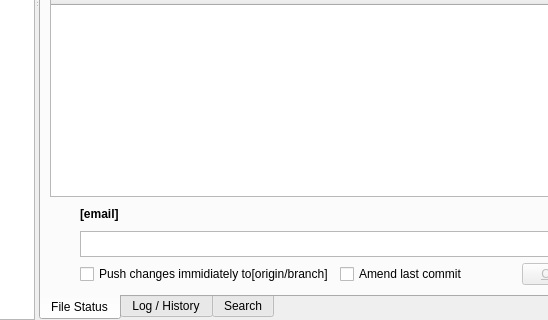
This is src/qgitrepository.ui in bokic/gitmaster as Qt 5 draws it before an edit; both pictures show x 221 to 769 and y 388 to 708 of the 920 by 708 pixel window. The edited form follows.
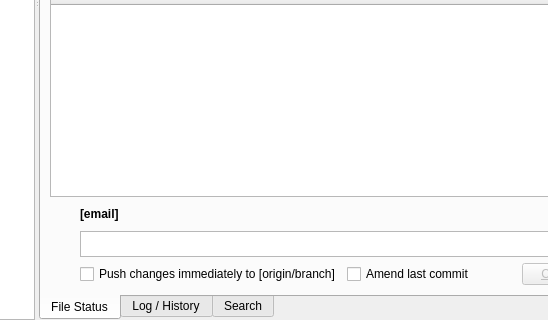
This is the edited form. Custom widgets are drawn as their Qt base class.

Diff of the .ui file:
```diff
--- a/src/qgitrepository.ui
+++ b/src/qgitrepository.ui
@@ -468,7 +468,7 @@
              <item>
               <widget class="QCheckBox" name="checkBox_pushChangesImmidietely">
                <property name="text">
-                <string>Push changes immidiately to[origin/branch]</string>
+                <string>Push changes immediately to [origin/branch]</string>
                </property>
               </widget>
              </item>
```
